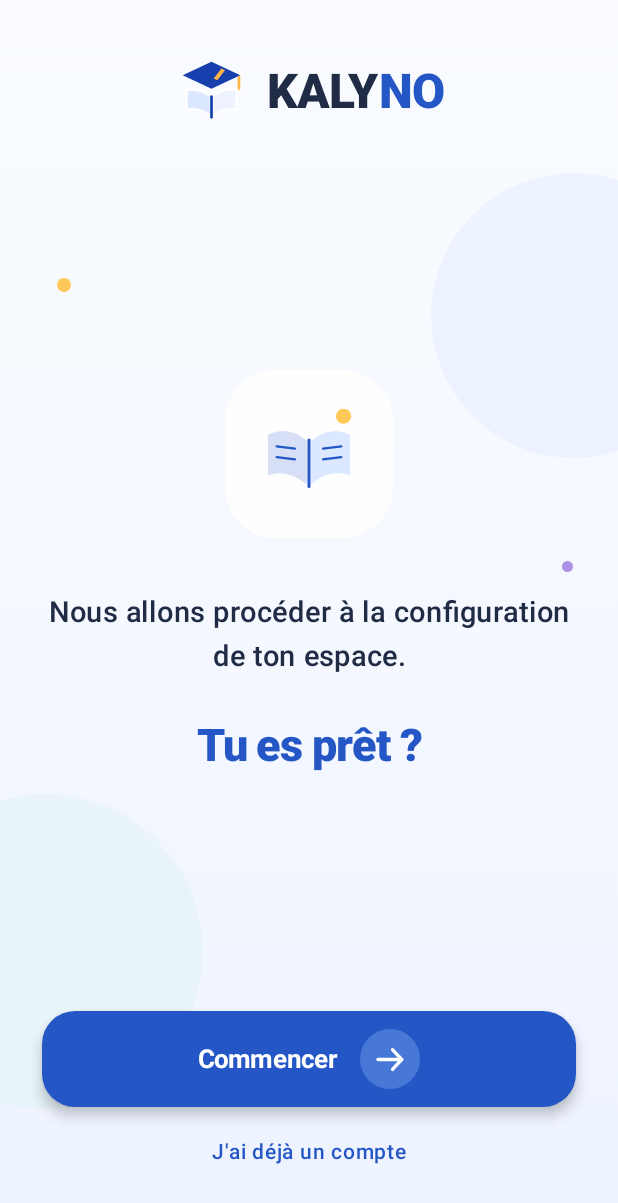
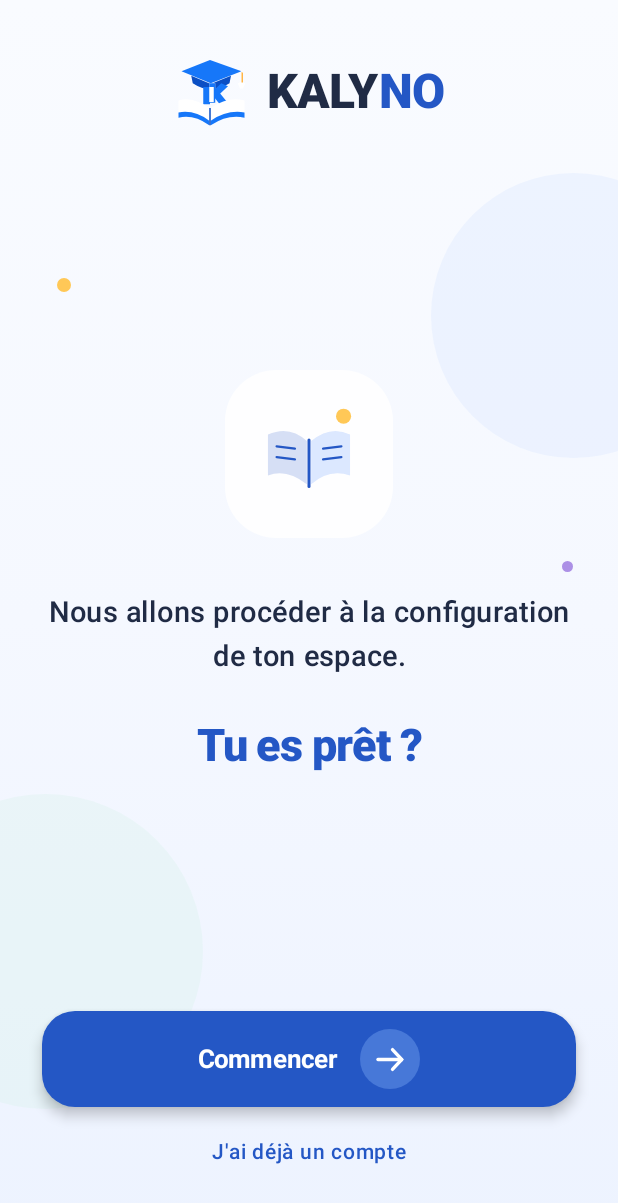
Before and after one commit to Benie-j/mon-profa, an Android app built with Jetpack Compose: the screen it shows after launch (MainActivity), on a phone screen of 412 x 824 dp. Shown: the top 1203 px of the screen. Run offline under Robolectric (Android 15) with nearby library versions, the light colour scheme and no system bars; pictures from the network do not load.

Commit message:
Redesign educational splash logo and animation

```diff
--- a/app/src/main/java/ci/monprofa/app/MainActivity.kt
+++ b/app/src/main/java/ci/monprofa/app/MainActivity.kt
@@ -1,5 +1,18 @@
 package ci.monprofa.app
 
+
+import androidx.compose.animation.core.FastOutSlowInEasing
+import androidx.compose.foundation.layout.Arrangement
+import androidx.compose.foundation.layout.Box
+import androidx.compose.foundation.layout.Column
+import androidx.compose.foundation.layout.Spacer
+import androidx.compose.foundation.layout.fillMaxSize
+import androidx.compose.foundation.layout.height
+import androidx.compose.foundation.layout.size
+import androidx.compose.ui.graphics.Color
+import androidx.compose.runtime.LaunchedEffect
+import androidx.compose.runtime.remember
+import androidx.compose.material3.Text
 import android.os.Bundle
 import android.content.Intent
 import android.net.Uri
@@ -594,66 +607,61 @@ class MainActivity : ComponentActivity() {
 @Composable
 private fun MonProfaAnimatedSplash() {
     val fade = remember { Animatable(0f) }
+    val scale = remember { Animatable(0.82f) }
 
     LaunchedEffect(Unit) {
-        fade.animateTo(1f, animationSpec = tween(durationMillis = 500))
+        kotlinx.coroutines.coroutineScope {
+            launch {
+                fade.animateTo(
+                    targetValue = 1f,
+                    animationSpec = tween(durationMillis = 900)
+                )
+            }
+            launch {
+                scale.animateTo(
+                    targetValue = 1f,
+                    animationSpec = tween(
+                        durationMillis = 1100,
+                        easing = androidx.compose.animation.core.FastOutSlowInEasing
+                    )
+                )
+            }
+        }
     }
 
     Box(
         modifier = Modifier
             .fillMaxSize()
-            .background(Color(0xFF061A68)),
+            .background(Color(0xFF06152F)),
         contentAlignment = Alignment.Center
     ) {
         Column(
             horizontalAlignment = Alignment.CenterHorizontally,
-            modifier = Modifier
-                .align(Alignment.Center)
-                .alpha(fade.value)
-                .padding(horizontal = 24.dp)
+            verticalArrangement = Arrangement.Center
         ) {
             Image(
                 painter = painterResource(id = R.drawable.kalyno_splash_logo),
-                contentDescription = "Logo KALYNO",
-                modifier = Modifier.size(190.dp)
-            )
-            Spacer(Modifier.height(18.dp))
-            Row(verticalAlignment = Alignment.CenterVertically) {
-                Text(
-                    text = "KALY",
-                    color = Color.White,
-                    fontSize = 37.sp,
-                    fontWeight = FontWeight.ExtraBold,
-                    letterSpacing = 1.5.sp
-                )
-                Text(
-                    text = "NO",
-                    color = Color(0xFFFFB547),
-                    fontSize = 37.sp,
-                    fontWeight = FontWeight.ExtraBold,
-                    letterSpacing = 1.5.sp
-                )
-            }
-            Spacer(Modifier.height(10.dp))
+                contentDescription = "Emblème éducatif",
+                modifier = Modifier
+                    .size(220.dp)
+                    .graphicsLayer {
+                        alpha = fade.value
+                        scaleX = scale.value
+                        scaleY = scale.value
+                    }
+            )
+
+            Spacer(modifier = Modifier.height(14.dp))
+
             Text(
-                text = "Le savoir ouvre l’avenir.",
-                color = Color(0xFFE2EAFF),
-                fontSize = 15.sp,
-                fontWeight = FontWeight.Medium
+                text = "by Benie groupe",
+                color = Color(0xFFB9C9E5),
+                fontSize = 14.sp,
+                fontWeight = FontWeight.Medium,
+                letterSpacing = 1.sp,
+                modifier = Modifier.alpha(fade.value)
             )
         }
-
-        Text(
-            text = "by Benie groupe",
-            modifier = Modifier
-                .align(Alignment.BottomCenter)
-                .padding(bottom = 22.dp)
-                .alpha(fade.value),
-            color = Color(0xFFF2F7FF),
-            fontSize = 11.sp,
-            fontWeight = FontWeight.Medium,
-            letterSpacing = 0.25.sp
-        )
     }
 }
 
--- a/app/src/main/res/drawable/kalyno_splash_logo.xml
+++ b/app/src/main/res/drawable/kalyno_splash_logo.xml
@@ -1,35 +1,65 @@
 <?xml version="1.0" encoding="utf-8"?>
 <vector xmlns:android="http://schemas.android.com/apk/res/android"
-    android:width="180dp"
-    android:height="180dp"
-    android:viewportWidth="180"
-    android:viewportHeight="180">
+    android:width="108dp"
+    android:height="108dp"
+    android:viewportWidth="108"
+    android:viewportHeight="108">
 
+    <!-- Mortier -->
     <path
-        android:fillColor="#173FAD"
-        android:pathData="M90,24 L154,54 L90,84 L26,54 Z" />
+        android:fillColor="#1677F9"
+        android:pathData="M14,27 L52,12 L94,27 L53,43 Z" />
+    <path
+        android:fillColor="#0B4FC4"
+        android:pathData="M27,33 L53,44 L80,33 L78,43 Q53,59 29,43 Z" />
+    <path
+        android:fillColor="#FFFFFF"
+        android:pathData="M51,43 L51,69 L59,69 L59,43 Z" />
+    <path
+        android:fillColor="#1677F9"
+        android:pathData="M51,43 L59,43 L59,69 L51,69 Z" />
 
+    <!-- Gland du mortier -->
+    <path
+        android:fillColor="#FFFFFF"
+        android:pathData="M93,27 L96,28 L96,43 L93,43 Z" />
+    <path
+        android:fillColor="#FFFFFF"
+        android:pathData="M89,43 Q94,40 99,43 L96,50 L92,50 Z" />
+
+    <!-- K stylisé -->
+    <path
+        android:fillColor="#1677F9"
+        android:pathData="M43,48 L52,48 L52,71 L43,71 Z" />
+    <path
+        android:fillColor="#1677F9"
+        android:pathData="M51,58 L67,43 L76,47 L60,62 Z" />
+    <path
+        android:fillColor="#1677F9"
+        android:pathData="M57,61 L65,56 L78,72 L69,76 Z" />
+    <path
+        android:fillColor="#FFFFFF"
+        android:pathData="M51,48 L57,48 L57,68 L51,68 Z" />
+
+    <!-- Livre ouvert -->
+    <path
+        android:fillColor="#FFFFFF"
+        android:pathData="M10,66 Q28,60 51,76 L51,94 Q29,79 10,83 Z" />
+    <path
+        android:fillColor="#FFFFFF"
+        android:pathData="M53,76 Q76,60 98,66 L98,83 Q76,79 53,94 Z" />
+    <path
+        android:fillColor="#1677F9"
+        android:pathData="M10,82 Q31,78 51,93 L51,99 Q30,84 10,89 Z" />
+    <path
+        android:fillColor="#1677F9"
+        android:pathData="M53,93 Q75,78 98,82 L98,89 Q76,84 53,99 Z" />
+    <path
+        android:fillColor="#0B4FC4"
+        android:pathData="M51,76 L53,76 L53,99 L51,99 Z" />
+
+    <!-- Accent orange discret -->
     <path
         android:fillColor="#FFB547"
-        android:pathData="M148,58 L154,54 L154,83 L148,90 Z" />
-
-    <path
-        android:fillColor="#FFFFFF"
-        android:pathData="M31,83 C49,78 68,83 90,98 C112,83 131,78 149,83 L149,133 C127,128 108,135 90,148 C72,135 53,128 31,133 Z" />
-
-    <path
-        android:fillColor="#DCE8FF"
-        android:pathData="M37,89 C54,86 71,91 86,102 L86,139 C70,129 54,125 37,127 Z" />
-
-    <path
-        android:fillColor="#EEF3FF"
-        android:pathData="M94,102 C109,91 126,86 143,89 L143,127 C126,125 110,129 94,139 Z" />
-
-    <path
-        android:fillColor="#173FAD"
-        android:pathData="M87,99 L93,99 L93,147 L90,151 L87,147 Z" />
-
-    <path
-        android:fillColor="#FFB547"
-        android:pathData="M112,39 L120,43 L103,65 L95,61 Z" />
+        android:pathData="M94,28 L96,29 L96,42 L94,42 Z" />
 </vector>
```
